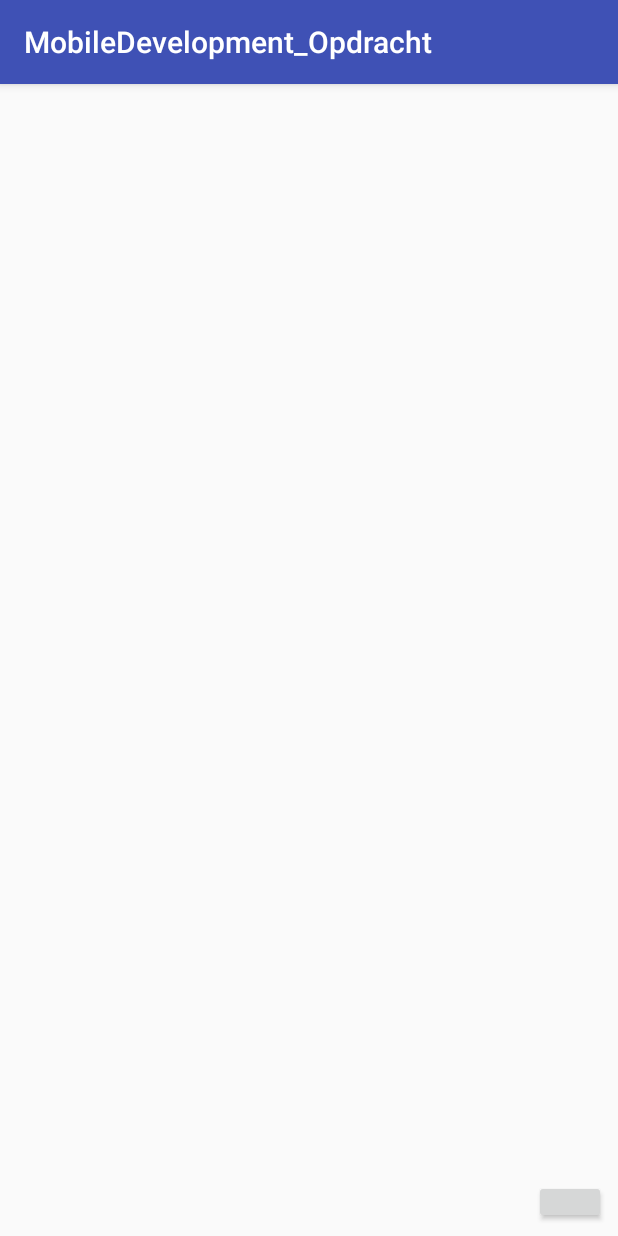
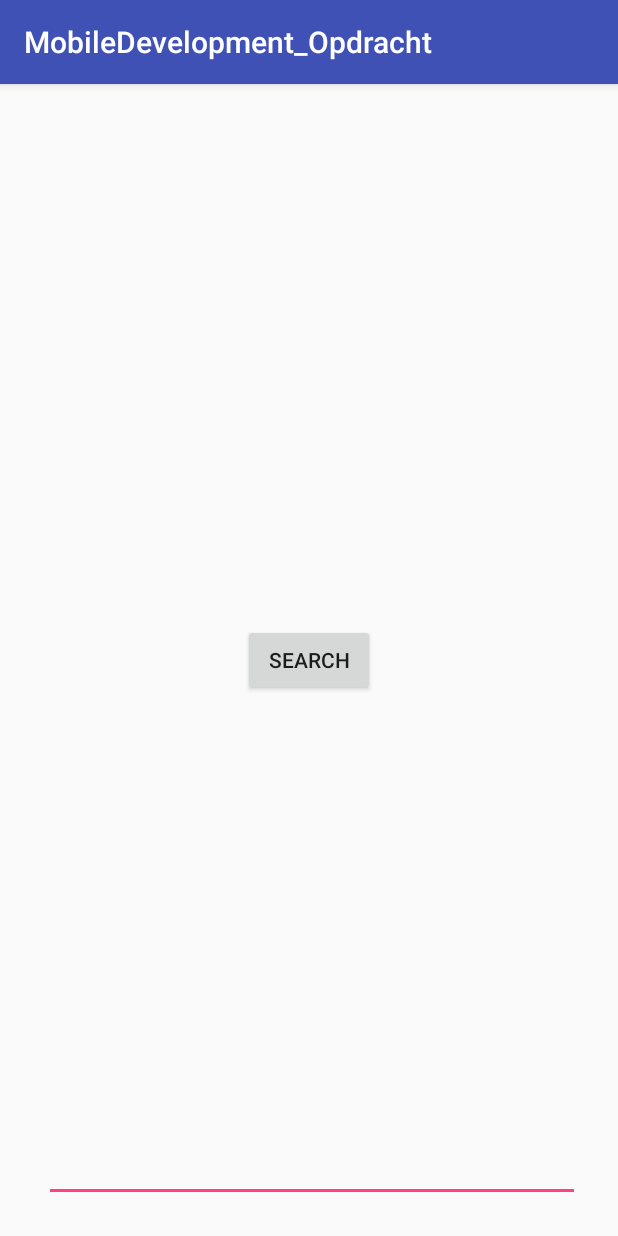
Before and after one commit to JorisVanLooy/MobileDevelopment_Opdracht, an Android app: the Screen3 screen opened directly, with no data from a screen before it, on a phone screen of 412 x 824 dp. Run offline under Robolectric (Android 15) with nearby library versions, the phone set to English and light mode, and no system bars.

Commit message:
Google custom search toegevoegd (veel onduidelijke errors).

```diff
--- a/app/src/main/AndroidManifest.xml
+++ b/app/src/main/AndroidManifest.xml
@@ -3,6 +3,7 @@
           package="com.example.joris.mobiledevelopment_opdracht">
 
     <uses-permission android:name="android.permission.INTERNET"/>
+    <uses-permission android:name="android.permission.ACCESS_NETWORK_STATE" />
 
     <application
         android:allowBackup="true"
--- a/app/src/main/java/com/example/joris/mobiledevelopment_opdracht/Screen3.java
+++ b/app/src/main/java/com/example/joris/mobiledevelopment_opdracht/Screen3.java
@@ -1,10 +1,11 @@
 package com.example.joris.mobiledevelopment_opdracht;
 
-import android.content.Intent;
+import android.os.Bundle;
 import android.support.v7.app.AppCompatActivity;
-import android.os.Bundle;
 import android.view.View;
 import android.widget.Button;
+import android.widget.EditText;
+import android.widget.TextView;
 
 public class Screen3 extends AppCompatActivity {
 
@@ -13,12 +14,17 @@ public class Screen3 extends AppCompatActivity {
         super.onCreate(savedInstanceState);
         setContentView(R.layout.activity_screen3);
 
-        Button back = (Button)findViewById(R.id.back);
-        back.setOnClickListener(new View.OnClickListener() {
+        final CustomImageSearch ImageSearch = new CustomImageSearch();
+        final TextView InputText = (TextView)findViewById(R.id.SearchText);
+        final Button Search = (Button)findViewById(R.id.SearchBtn);
+        final EditText text = (EditText)findViewById(R.id.JsonText);
+        final CustomImageSearch myAsyncSearch = new CustomImageSearch();
+        Search.setOnClickListener(new View.OnClickListener() {
             @Override
             public void onClick(View view) {
-                Intent intent = new Intent(Screen3.this,MainActivity.class);
-                startActivity(intent);
+                myAsyncSearch.SearchTerm = "dog";
+                myAsyncSearch.execute();
+               // text.setText(myAsyncSearch.GetJsonAsString());
             }
         });
     }
--- a/app/src/main/res/layout/activity_screen3.xml
+++ b/app/src/main/res/layout/activity_screen3.xml
@@ -5,18 +5,50 @@
     android:layout_width="match_parent"
     android:layout_height="match_parent"
     tools:context="com.example.joris.mobiledevelopment_opdracht.Screen3">
+
     <Button
-        android:id="@+id/back"
-        android:layout_width="48dp"
-        android:layout_height="29dp"
+        android:id="@+id/SearchBtn"
+        android:layout_width="wrap_content"
+        android:layout_height="wrap_content"
+        android:layout_marginBottom="8dp"
+        android:layout_marginEnd="8dp"
+        android:layout_marginStart="8dp"
+        android:layout_marginTop="8dp"
+        android:text="Search"
+        app:layout_constraintBottom_toBottomOf="parent"
+        app:layout_constraintEnd_toEndOf="parent"
+        app:layout_constraintStart_toStartOf="parent"
+        app:layout_constraintTop_toTopOf="parent"/>
+
+    <TextView
+        android:id="@+id/SearchText"
+        android:layout_width="358dp"
+        android:layout_height="209dp"
+        android:layout_marginBottom="8dp"
+        android:layout_marginEnd="8dp"
+        android:layout_marginStart="8dp"
+        android:layout_marginTop="8dp"
+        app:layout_constraintBottom_toBottomOf="parent"
+        app:layout_constraintEnd_toEndOf="parent"
+        app:layout_constraintHorizontal_bias="0.025"
+        app:layout_constraintStart_toStartOf="parent"
         app:layout_constraintTop_toTopOf="parent"
+        app:layout_constraintVertical_bias="0.0"/>
+
+    <EditText
+        android:id="@+id/JsonText"
+        android:layout_width="357dp"
+        android:layout_height="187dp"
+        android:layout_marginBottom="8dp"
+        android:layout_marginEnd="8dp"
+        android:layout_marginStart="8dp"
         android:layout_marginTop="8dp"
-        android:layout_marginLeft="8dp"
-        app:layout_constraintLeft_toLeftOf="parent"
-        android:layout_marginRight="8dp"
-        app:layout_constraintRight_toRightOf="parent"
+        android:ems="10"
+        android:inputType="textPersonName"
         app:layout_constraintBottom_toBottomOf="parent"
-        android:layout_marginBottom="8dp"
-        app:layout_constraintHorizontal_bias="1.0"
-        app:layout_constraintVertical_bias="1.0" />
+        app:layout_constraintEnd_toEndOf="parent"
+        app:layout_constraintHorizontal_bias="0.545"
+        app:layout_constraintStart_toStartOf="parent"
+        app:layout_constraintTop_toTopOf="parent"
+        app:layout_constraintVertical_bias="0.974"/>
 </android.support.constraint.ConstraintLayout>
--- a/build.gradle
+++ b/build.gradle
@@ -5,7 +5,7 @@ buildscript {
         jcenter()
     }
     dependencies {
-        classpath 'com.android.tools.build:gradle:2.3.3'
+        classpath 'com.android.tools.build:gradle:3.0.1'
 
         // NOTE: Do not place your application dependencies here; they belong
         // in the individual module build.gradle files
```
Also changed, not shown: app/src/main/java/com/example/joris/mobiledevelopment_opdracht/CustomImageSearch.java (added, +72 -0 lines), gradle/wrapper/gradle-wrapper.properties.
